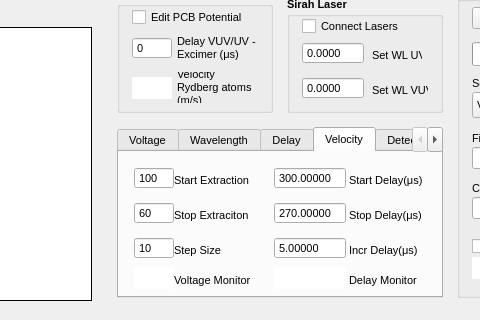
Before: the Qt Designer form rsdgui.ui in mikekohlhoff/ryexpctl, drawn with Qt 5; both pictures show x 338 to 818 and y 308 to 628 of the 971 by 628 pixel window.
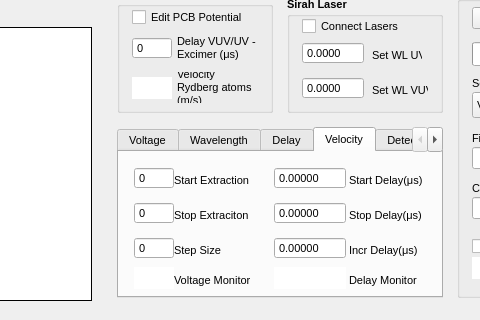
After: the same form once the commit is applied. The open tabs and pages were chosen to show the change. Custom widgets are drawn as their Qt base class.

Commit message: Pop-up window for camera control Andor Luca

The edit to the form file:
```diff
--- a/rsdgui.ui
+++ b/rsdgui.ui
@@ -2947,7 +2947,7 @@
       <double>0.000250000000000</double>
      </property>
      <property name="value">
-      <double>5.000000000000000</double>
+      <double>0.000000000000000</double>
      </property>
     </widget>
     <widget class="QDoubleSpinBox" name="inp_startDelayVel">
@@ -3011,7 +3011,7 @@
       <double>0.000250000000000</double>
      </property>
      <property name="value">
-      <double>300.000000000000000</double>
+      <double>0.000000000000000</double>
      </property>
     </widget>
     <widget class="QLabel" name="label_37">
@@ -3133,7 +3133,7 @@
       <double>0.000250000000000</double>
      </property>
      <property name="value">
-      <double>270.000000000000000</double>
+      <double>0.000000000000000</double>
      </property>
     </widget>
     <widget class="QLabel" name="label_40">
@@ -3242,7 +3242,7 @@
       <number>5000</number>
      </property>
      <property name="value">
-      <number>100</number>
+      <number>0</number>
      </property>
     </widget>
     <widget class="QSpinBox" name="inp_stopFieldVel">
@@ -3294,7 +3294,7 @@
       <number>5000</number>
      </property>
      <property name="value">
-      <number>60</number>
+      <number>0</number>
      </property>
     </widget>
     <widget class="QSpinBox" name="inp_incrFieldVel">
@@ -3346,7 +3346,7 @@
       <number>5000</number>
      </property>
      <property name="value">
-      <number>10</number>
+      <number>0</number>
      </property>
     </widget>
     <widget class="QLabel" name="label_42">
```
Left out of the diff: 2 changed lines with no effect on the pictures. The commit also changes 4 other files.
